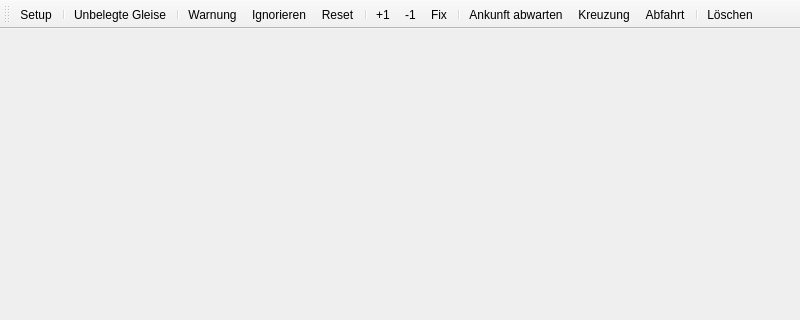
Qt form stskit/qt/gleisbelegung.ui (topological-state/stskit) before a commit; both pictures show x 0 to 800 and y 0 to 320 of the 800 by 600 pixel window.
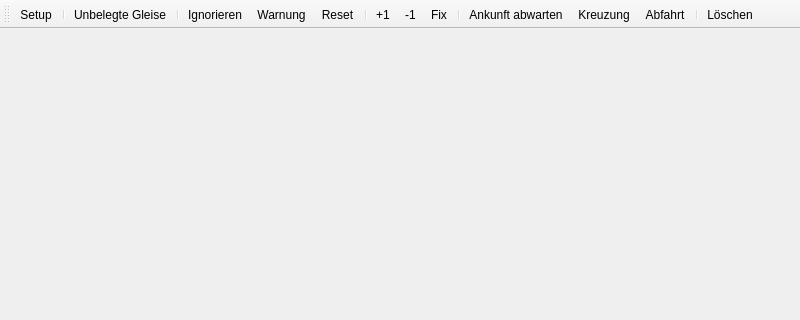
The same form after that commit.

What changed in the file:
```diff
--- a/stskit/qt/gleisbelegung.ui
+++ b/stskit/qt/gleisbelegung.ui
@@ -223,8 +223,8 @@
    <addaction name="separator"/>
    <addaction name="actionUnbelegteGleise"/>
    <addaction name="separator"/>
-   <addaction name="actionWarnungSetzen"/>
    <addaction name="actionWarnungIgnorieren"/>
+   <addaction name="actionWarnungSetzen"/>
    <addaction name="actionWarnungReset"/>
    <addaction name="separator"/>
    <addaction name="actionPlusEins"/>
```
